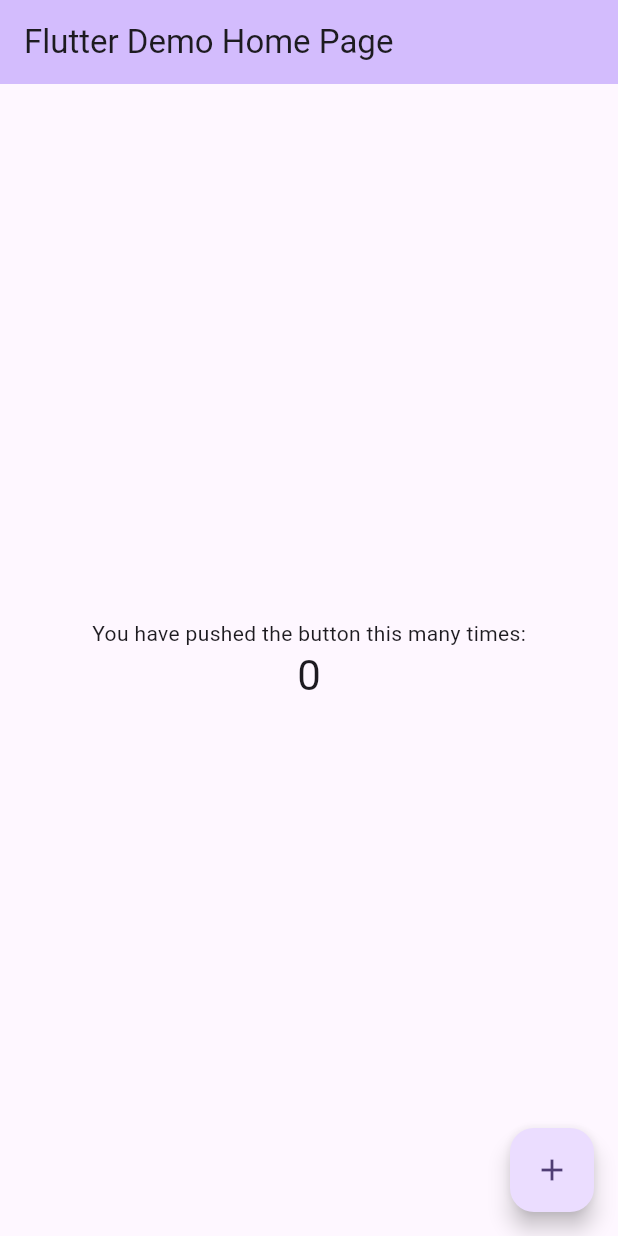
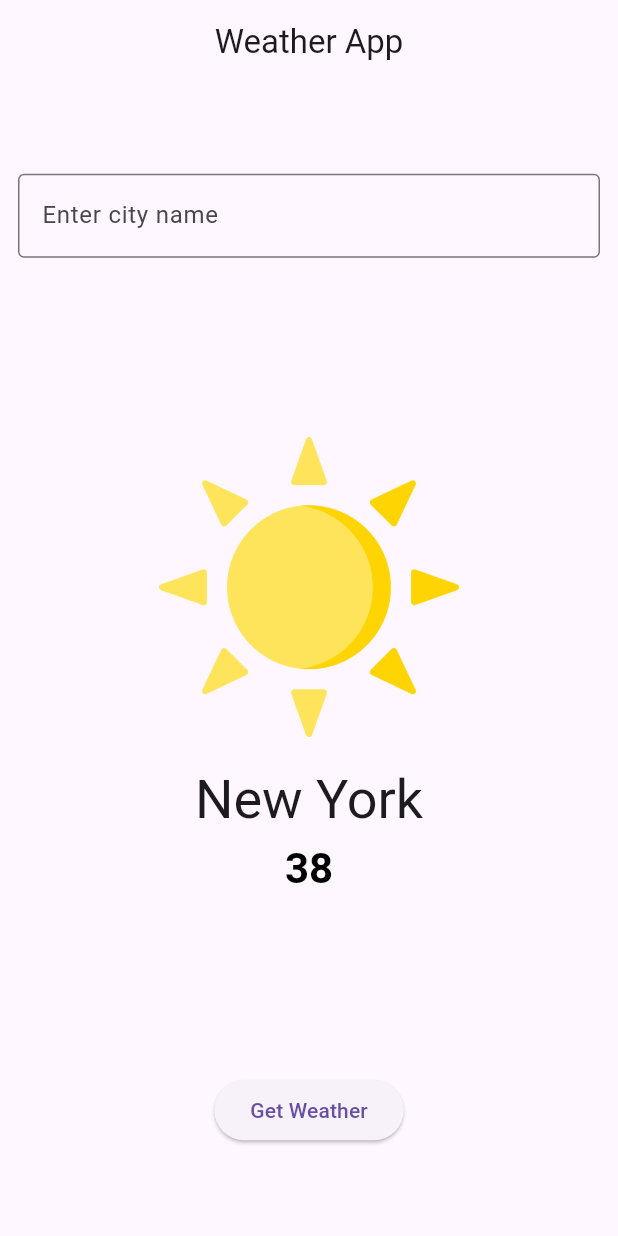
Before and after one commit to grebo-guru/bloc_example, a Flutter app: the screen it shows after launch, on a phone screen of 412 x 824 dp. Run offline on Flutter 3.47's test engine with Material 3 defaults, Android fonts, the phone set to English and light mode, and no system bars; our stand-ins replace bloc.

Commit message:
Add home page

```diff
--- /dev/null
+++ b/lib/bloc/weather_bloc.dart
@@ -0,0 +1,13 @@
+import 'package:bloc/bloc.dart';
+import 'package:meta/meta.dart';
+
+part 'weather_event.dart';
+part 'weather_state.dart';
+
+class WeatherBloc extends Bloc<WeatherEvent, WeatherState> {
+  WeatherBloc() : super(WeatherInitial()) {
+    on<WeatherEvent>((event, emit) {
+      // TODO: implement event handler
+    });
+  }
+}
--- /dev/null
+++ b/lib/bloc/weather_event.dart
@@ -0,0 +1,4 @@
+part of 'weather_bloc.dart';
+
+@immutable
+sealed class WeatherEvent {}
--- /dev/null
+++ b/lib/bloc/weather_state.dart
@@ -0,0 +1,6 @@
+part of 'weather_bloc.dart';
+
+@immutable
+sealed class WeatherState {}
+
+final class WeatherInitial extends WeatherState {}
--- a/lib/main.dart
+++ b/lib/main.dart
@@ -1,3 +1,4 @@
+import 'package:bloc_example/presentation/weather_app.dart';
 import 'package:flutter/material.dart';
 
 void main() {
@@ -10,116 +11,8 @@ class MyApp extends StatelessWidget {
   // This widget is the root of your application.
   @override
   Widget build(BuildContext context) {
-    return MaterialApp(
-      title: 'Flutter Demo',
-      theme: ThemeData(
-        // This is the theme of your application.
-        //
-        // TRY THIS: Try running your application with "flutter run". You'll see
-        // the application has a purple toolbar. Then, without quitting the app,
-        // try changing the seedColor in the colorScheme below to Colors.green
-        // and then invoke "hot reload" (save your changes or press the "hot
-        // reload" button in a Flutter-supported IDE, or press "r" if you used
-        // the command line to start the app).
-        //
-        // Notice that the counter didn't reset back to zero; the application
-        // state is not lost during the reload. To reset the state, use hot
-        // restart instead.
-        //
-        // This works for code too, not just values: Most code changes can be
-        // tested with just a hot reload.
-        colorScheme: ColorScheme.fromSeed(seedColor: Colors.deepPurple),
-        useMaterial3: true,
-      ),
-      home: const MyHomePage(title: 'Flutter Demo Home Page'),
+    return const MaterialApp(
+      home: WeatherApp(),
     );
   }
 }
-
-class MyHomePage extends StatefulWidget {
-  const MyHomePage({super.key, required this.title});
-
-  // This widget is the home page of your application. It is stateful, meaning
-  // that it has a State object (defined below) that contains fields that affect
-  // how it looks.
-
-  // This class is the configuration for the state. It holds the values (in this
-  // case the title) provided by the parent (in this case the App widget) and
-  // used by the build method of the State. Fields in a Widget subclass are
-  // always marked "final".
-
-  final String title;
-
-  @override
-  State<MyHomePage> createState() => _MyHomePageState();
-}
-
-class _MyHomePageState extends State<MyHomePage> {
-  int _counter = 0;
-
-  void _incrementCounter() {
-    setState(() {
-      // This call to setState tells the Flutter framework that something has
-      // changed in this State, which causes it to rerun the build method below
-      // so that the display can reflect the updated values. If we changed
-      // _counter without calling setState(), then the build method would not be
-      // called again, and so nothing would appear to happen.
-      _counter++;
-    });
-  }
-
-  @override
-  Widget build(BuildContext context) {
-    // This method is rerun every time setState is called, for instance as done
-    // by the _incrementCounter method above.
-    //
-    // The Flutter framework has been optimized to make rerunning build methods
-    // fast, so that you can just rebuild anything that needs updating rather
-    // than having to individually change instances of widgets.
-    return Scaffold(
-      appBar: AppBar(
-        // TRY THIS: Try changing the color here to a specific color (to
-        // Colors.amber, perhaps?) and trigger a hot reload to see the AppBar
-        // change color while the other colors stay the same.
-        backgroundColor: Theme.of(context).colorScheme.inversePrimary,
-        // Here we take the value from the MyHomePage object that was created by
-        // the App.build method, and use it to set our appbar title.
-        title: Text(widget.title),
-      ),
-      body: Center(
-        // Center is a layout widget. It takes a single child and positions it
-        // in the middle of the parent.
-        child: Column(
-          // Column is also a layout widget. It takes a list of children and
-          // arranges them vertically. By default, it sizes itself to fit its
-          // children horizontally, and tries to be as tall as its parent.
-          //
-          // Column has various properties to control how it sizes itself and
-          // how it positions its children. Here we use mainAxisAlignment to
-          // center the children vertically; the main axis here is the vertical
-          // axis because Columns are vertical (the cross axis would be
-          // horizontal).
-          //
-          // TRY THIS: Invoke "debug painting" (choose the "Toggle Debug Paint"
-          // action in the IDE, or press "p" in the console), to see the
-          // wireframe for each widget.
-          mainAxisAlignment: MainAxisAlignment.center,
-          children: <Widget>[
-            const Text(
-              'You have pushed the button this many times:',
-            ),
-            Text(
-              '$_counter',
-              style: Theme.of(context).textTheme.headlineMedium,
-            ),
-          ],
-        ),
-      ),
-      floatingActionButton: FloatingActionButton(
-        onPressed: _incrementCounter,
-        tooltip: 'Increment',
-        child: const Icon(Icons.add),
-      ), // This trailing comma makes auto-formatting nicer for build methods.
-    );
-  }
-}
--- /dev/null
+++ b/lib/presentation/weather_app.dart
@@ -0,0 +1,57 @@
+import 'package:flutter/material.dart';
+
+class WeatherApp extends StatelessWidget {
+  const WeatherApp({super.key});
+
+  @override
+  Widget build(BuildContext context) {
+    return Scaffold(
+      appBar: AppBar(
+        title: const Text("Weather App"),
+        centerTitle: true,
+      ),
+      body: Padding(
+        padding: const EdgeInsets.symmetric(horizontal: 12.0),
+        child: Column(
+          mainAxisAlignment: MainAxisAlignment.spaceAround,
+          children: [
+            const TextField(
+              decoration: InputDecoration(
+                hintText: "Enter city name",
+                border: OutlineInputBorder(),
+              ),
+            ),
+            Column(
+              children: [
+                Image.asset(
+                  "assets/images/sun.png",
+                  height: 200,
+                  width: 200,
+                ),
+                const SizedBox(
+                  height: 20,
+                ),
+                Text(
+                  "New York",
+                  style: Theme.of(context).textTheme.displaySmall,
+                ),
+                const SizedBox(
+                  height: 5,
+                ),
+                Text(
+                  "38",
+                  style: Theme.of(context).textTheme.headlineMedium!.copyWith(
+                      fontWeight: FontWeight.bold, color: Colors.black),
+                ),
+              ],
+            ),
+            ElevatedButton(
+              onPressed: () {},
+              child: const Text("Get Weather"),
+            )
+          ],
+        ),
+      ),
+    );
+  }
+}
```
Also changed, not shown: pubspec.yaml (+7 -4 lines), assets/images/sun.png (added), pubspec.lock.
